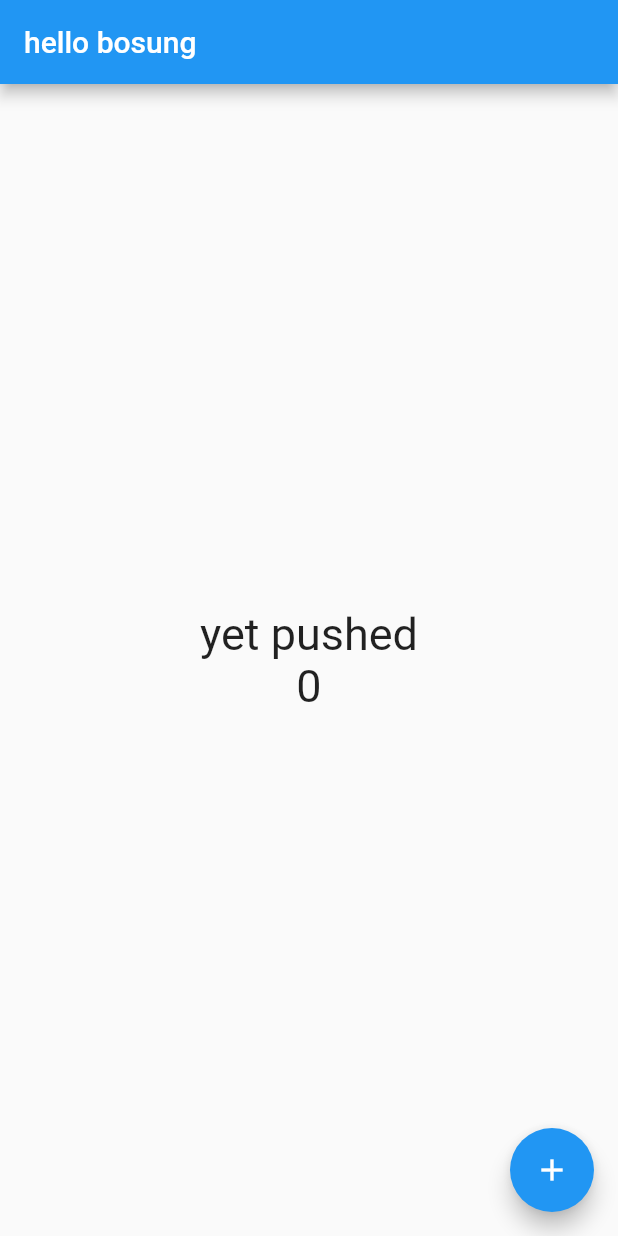
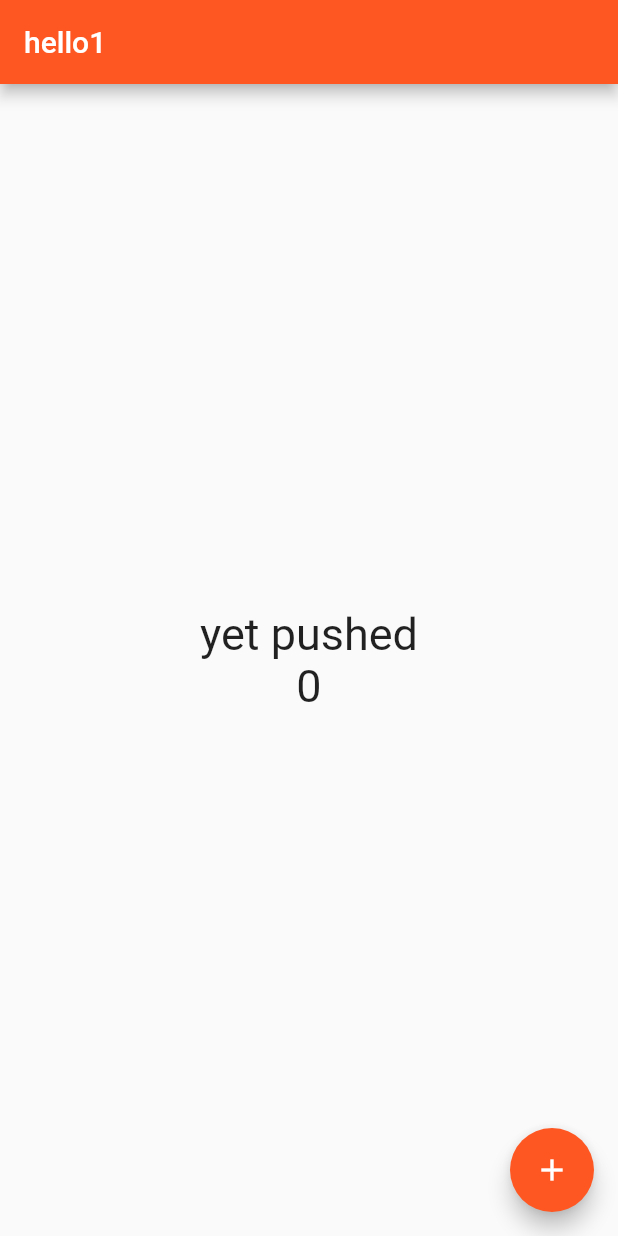
Before and after one commit to dlqh406/flutter_basic, a Flutter app: the screen it shows after launch, on a phone screen of 412 x 824 dp. Run offline on Flutter 3.47's test engine with Material 2 defaults, Android fonts, the phone set to English and light mode, and no system bars.

Commit message:
StatefulWidget 아래 코드에 simplify 완료

```diff
--- a/lib/main.dart
+++ b/lib/main.dart
@@ -1,44 +1,45 @@
 import 'package:flutter/material.dart';
 
+//빌드가 시작됨
 void main() {
   runApp(MyApp());}
 
 class MyApp extends StatelessWidget {
-  // statelessWidget : 상태를 가지를 수 없는 위젯
-  // This widget is the root of your application.
+  // statelessWidget : 상태를 가지를 수 없는 위젯, 딱 멈춰있는 위젯
   @override
   Widget build(BuildContext context) {
     return MaterialApp(
       title: 'Flutter Demo',
       theme: ThemeData(
-        primarySwatch: Colors.blue,
+        primarySwatch: Colors.deepOrange,
       ),
-        home: Hellopage("hello bosung"));
+        home: Hellopage());
   }
 }
+
 // stfull을 입력하면 자동 완성됨
 // 화면을 아래처럼 하나씩 만든다, 그리고 위 myapp에서 불러온다
 class Hellopage extends StatefulWidget {
- final String title;
- Hellopage(this.title);
-
   @override
   _HellopageState createState() => _HellopageState();
 }
 
 class _HellopageState extends State<Hellopage> {
+  String _title = "hello1";
   String _message = "yet pushed";
   int _count = 0;
   // _variable : 여기 안에서만 사용하는 변수
+  // build 안에서 사용할 변수를 여기에 선언한다
 
   @override
   Widget build(BuildContext context) {
+
     return Scaffold(
       floatingActionButton: FloatingActionButton(
         child : Icon(Icons.add),
         onPressed: _chageMessage),
 
-      appBar: AppBar(title : Text(widget.title),),
+      appBar: AppBar(title : Text(_title),),
         body: Center(
             child:Column(
               mainAxisAlignment: MainAxisAlignment.center,
@@ -51,9 +52,6 @@ class _HellopageState extends State<Hellopage> {
                   ],
                 ),
             )
-
-
-
     );
   }
 
```
